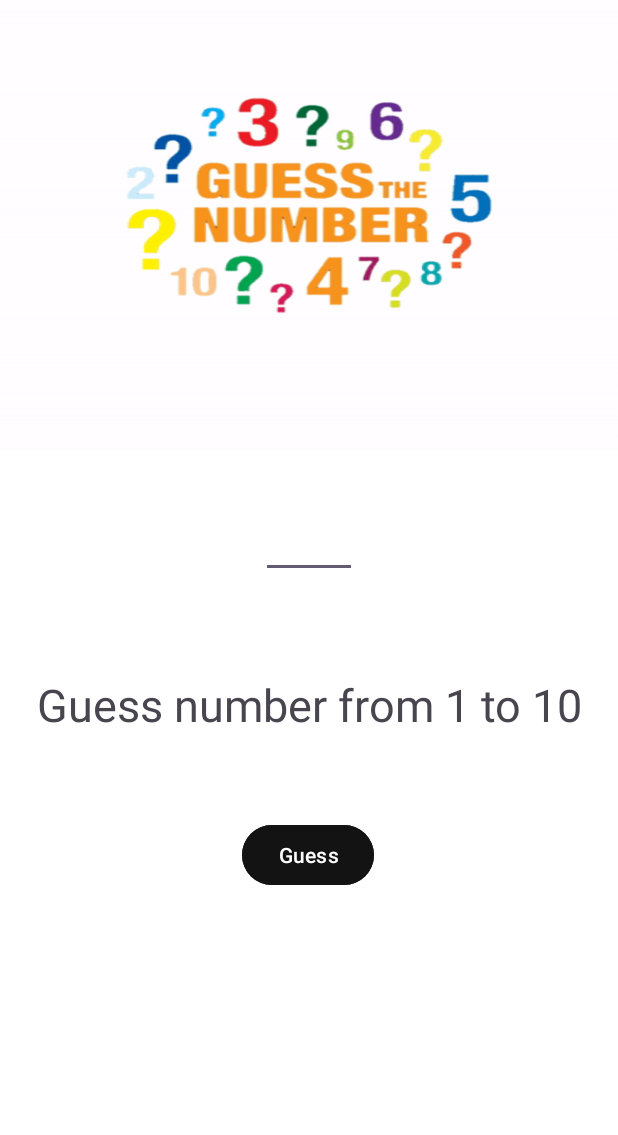
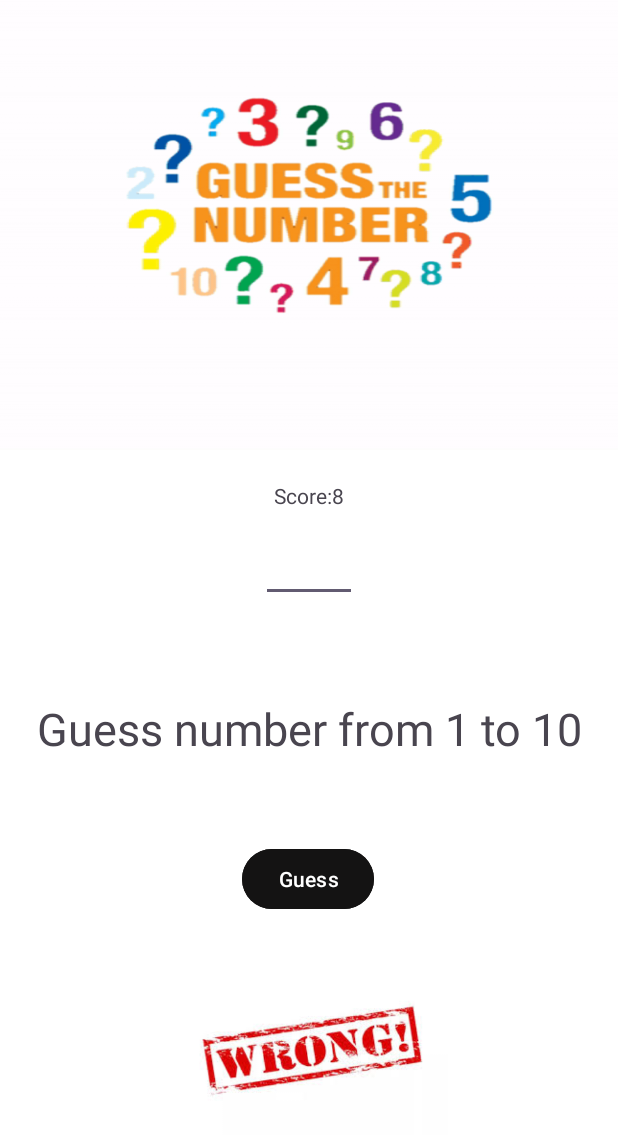
Before and after one commit to Bryan-0520/GuessNumber, an Android app: the screen it shows after launch (MainActivity), after a tap on "Guess", on a phone screen of 412 x 824 dp. Shown: the top 1135 px of the screen. Run offline under Robolectric (Android 15) with nearby library versions, the phone set to English and light mode, and no system bars; Roboto replaces fonts that are not available here; 1 statement that could not run was skipped.

Commit message:
First big upload

```diff
--- a/app/src/main/java/com/example/guessnumber/MainActivity.java
+++ b/app/src/main/java/com/example/guessnumber/MainActivity.java
@@ -3,6 +3,8 @@ package com.example.guessnumber;
 import android.os.Bundle;
 import android.widget.Button;
 import android.widget.EditText;
+import android.widget.ImageView;
+import android.widget.TextView;
 
 import androidx.activity.EdgeToEdge;
 import androidx.appcompat.app.AppCompatActivity;
@@ -15,6 +17,7 @@ import java.util.Random;
 public class MainActivity extends AppCompatActivity {
 
     int correctNumber;
+    int score = 10;
 
     @Override
     protected void onCreate(Bundle savedInstanceState) {
@@ -33,15 +36,25 @@ public class MainActivity extends AppCompatActivity {
     private void check(){
         EditText inputNumberET = findViewById(R.id.editTextNumber);
         Button button = findViewById(R.id.button);
+        ImageView result = findViewById(R.id.image_id);
+        TextView scoreTx = findViewById(R.id.point);
 
-        button.setOnClickListener(v ->{
-                    String input = inputNumberET.getText().toString();
-                    int inputNumber = Integer.parseInt(input);
-                    if (inputNumber == correctNumber) {
+        button.setOnClickListener(v -> {
+            String input = inputNumberET.getText().toString();
+            int inputNumber = Integer.parseInt(input);
 
-                    }else {
+            if (inputNumber == correctNumber) {
+                result.setImageResource(R.drawable.img);
+                score = score + 5;
+            } else {
+                result.setImageResource(R.drawable.img_1);
+                score = score - 2;
 
-                    }
+            }
+            scoreTx.setText("Score:" + score);
+
+
+
         });
     }
 
--- a/app/src/main/res/layout/activity_main.xml
+++ b/app/src/main/res/layout/activity_main.xml
@@ -25,7 +25,7 @@
         android:id="@+id/editTextNumber"
         android:layout_width="wrap_content"
         android:layout_height="wrap_content"
-        android:layout_marginTop="40dp"
+        android:layout_marginTop="56dp"
         android:ems="3"
         android:inputType="number"
         android:maxLength="2"
@@ -60,13 +60,24 @@
         app:layout_constraintTop_toBottomOf="@+id/textView" />
 
     <ImageView
-        android:id="@+id/imageView2"
-        android:layout_width="106dp"
-        android:layout_height="87dp"
+        android:id="@+id/image_id"
+        android:layout_width="186dp"
+        android:layout_height="120dp"
         android:layout_marginTop="32dp"
         app:layout_constraintEnd_toEndOf="parent"
         app:layout_constraintHorizontal_bias="0.498"
         app:layout_constraintStart_toStartOf="parent"
         app:layout_constraintTop_toBottomOf="@+id/button"
         tools:srcCompat="@tools:sample/avatars" />
+
+    <TextView
+        android:id="@+id/point"
+        android:layout_width="wrap_content"
+        android:layout_height="wrap_content"
+        android:layout_marginBottom="16dp"
+        android:text="point 10"
+        app:layout_constraintBottom_toTopOf="@+id/editTextNumber"
+        app:layout_constraintEnd_toEndOf="@+id/editTextNumber"
+        app:layout_constraintHorizontal_bias="0.483"
+        app:layout_constraintStart_toStartOf="@+id/editTextNumber" />
 </androidx.constraintlayout.widget.ConstraintLayout>
```
